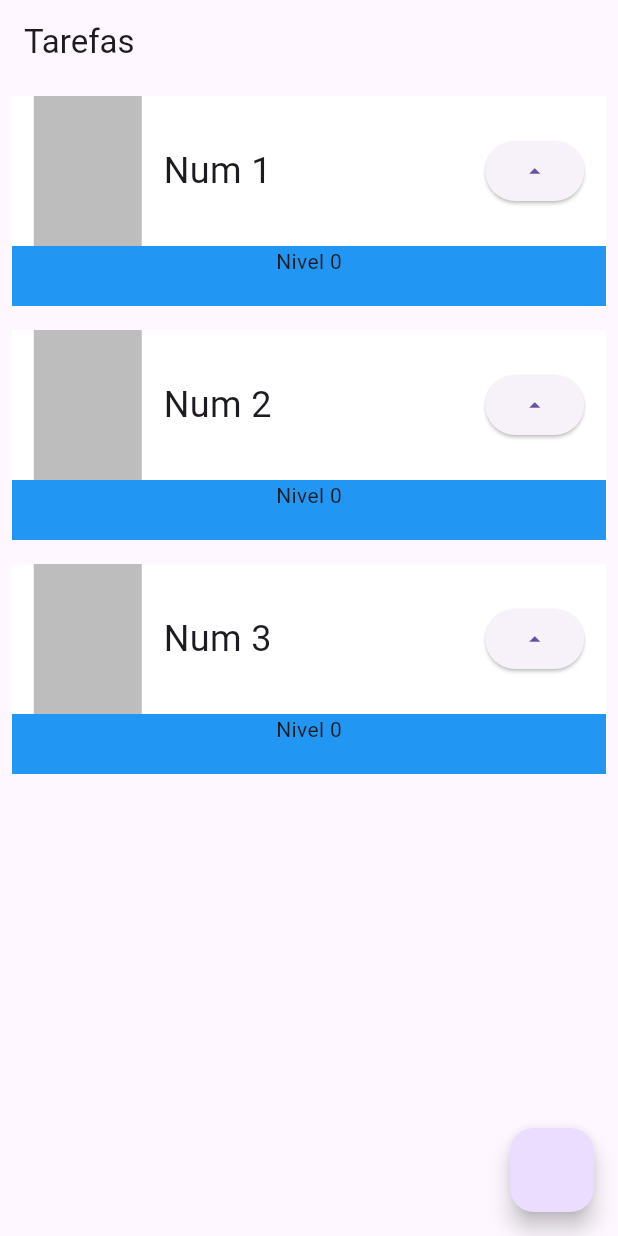
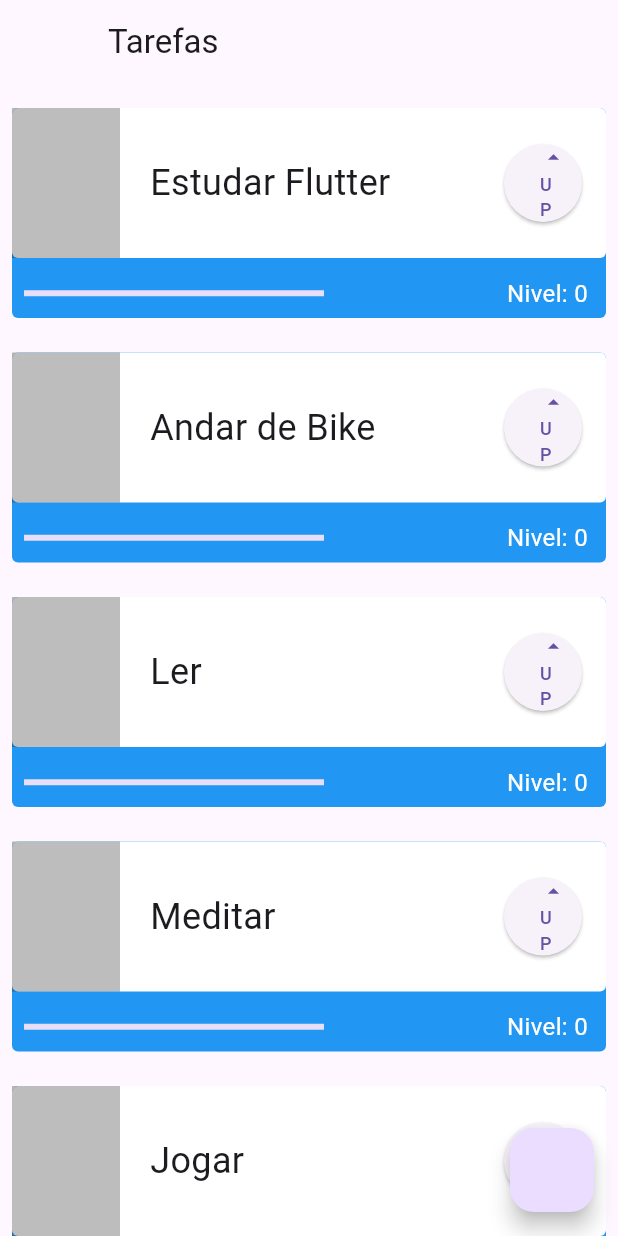
Before and after one commit to juliannamariano/ALURA-fluttler, a Flutter app: the screen it shows after launch, on a phone screen of 412 x 824 dp. Run offline on Flutter 3.47's test engine with Material 3 defaults, Android fonts, the phone set to English and light mode, and no system bars.

Commit message:
Adicionando mais elementos do layout

```diff
--- a/primeiro_projeto_flutter/lib/main.dart
+++ b/primeiro_projeto_flutter/lib/main.dart
@@ -3,85 +3,154 @@ import 'package:flutter/material.dart';
 void main() {
   runApp(const MyApp());
 }
-//Com esse widget NÃO ocorre mudanças dentro do app, pois ele é estático
+
 class MyApp extends StatelessWidget {
-  const MyApp({super.key});
+  const MyApp({Key? key}) : super(key: key);
 
+  // This widget is the root of your application.
   @override
   Widget build(BuildContext context) {
     return MaterialApp(
       title: 'Flutter Demo',
-      theme: ThemeData(primarySwatch: Colors.blue),
+      theme: ThemeData(
+        primarySwatch: Colors.blue,
+      ),
       home: Scaffold(
-        //widget do material design. Ele pede alguns parâmetros: TOPO, MEIO, FUNDO
-        appBar: AppBar(title: Text('Tarefas')),
-        floatingActionButton: FloatingActionButton(onPressed: () {}),
+        appBar: AppBar(
+          title: const Text('Tarefas'),
+          leading: Container(),
+        ),
         body: ListView(
-          children: [
-            Task(nome: 'Num 1'),
-            Task(nome: 'Num 2'),
-            Task(nome: 'Num 3'),
+          children: const [
+            Padding(
+              padding: EdgeInsets.only(top: 8),
+              child: Tasks(
+                'Estudar Flutter',
+              ),
+            ),
+            Tasks(
+              'Andar de Bike',
+            ),
+            Tasks(
+              'Ler',
+            ),
+            Tasks(
+              'Meditar',
+            ),
+            Tasks(
+              'Jogar',
+            )
           ],
+        ),
+        floatingActionButton: FloatingActionButton(
+          onPressed: () {},
         ),
       ),
     );
   }
 }
 
-//Com esse widget ocorre mudanças dentro do app
-class Task extends StatefulWidget {
+class Tasks extends StatefulWidget {
   final String nome;
-
-  const Task({super.key, required this.nome});
+  const Tasks(this.nome,{Key? key}) : super(key: key);
 
   @override
-  State<Task> createState() => _TaskState();
+  State<Tasks> createState() => _TasksState();
 }
 
-class _TaskState extends State<Task> {
+class _TasksState extends State<Tasks> {
+
+  @override
   int nivel = 0;
-  @override
-
-
   Widget build(BuildContext context) {
-
     return Padding(
       padding: const EdgeInsets.all(8.0),
       child: Container(
         child: Stack(
           children: [
-            Container(color: Colors.blue, height: 140),
+            Container(
+              decoration: BoxDecoration(
+                borderRadius: BorderRadius.circular(4),
+                color: Colors.blue,
+              ),
+              height: 140,
+            ),
             Column(
+              mainAxisAlignment: MainAxisAlignment.spaceBetween,
               children: [
                 Container(
-                  color: Colors.white,
+                  decoration: BoxDecoration(
+                    borderRadius: BorderRadius.circular(4),
+                    color: Colors.white,
+                  ),
                   height: 100,
                   child: Row(
-                    mainAxisAlignment: MainAxisAlignment.spaceEvenly,
+                    mainAxisAlignment: MainAxisAlignment.spaceBetween,
+                    crossAxisAlignment: CrossAxisAlignment.center,
                     children: [
-                      Container(color: Colors.black26, width: 72, height: 100),
+                      Container(width: 72,height: 100,color: Colors.black26,),
                       Container(
                         width: 200,
                         child: Text(
                           widget.nome,
-                          style: TextStyle(fontSize: 24),
-                          overflow: TextOverflow.ellipsis,
+                          style: const TextStyle(
+                              fontSize: 24,
+                              overflow: TextOverflow.ellipsis),
                         ),
                       ),
-                      ElevatedButton(
-                        onPressed: () {
-                          setState(() {
-                            nivel++;
-                          });
+                      Padding(
+                        padding: const EdgeInsets.all(16.0),
+                        child: Container(
+                          height: 52,
+                          width: 52,
+                          child: ElevatedButton(
+                            onPressed: (){
+                              setState((){
+                                nivel++;
+                              });
 
-                          print(nivel);
-                        },
-                        child: Icon(Icons.arrow_drop_up),
-                      ),
+                            },
+                            child: Column(
+                              mainAxisAlignment: MainAxisAlignment.spaceEvenly,
+                              crossAxisAlignment: CrossAxisAlignment.end,
+                              children: const [
+                                Icon(Icons.arrow_drop_up),
+                                Text(
+                                  'UP',
+                                  style: TextStyle(fontSize: 12),
+                                ),
+                              ],
+                            ),
+                          ),
+                        ),
+                      )
                     ],
                   ),
                 ),
-                Text('Nivel $nivel'),
+                Row(
+                  mainAxisAlignment: MainAxisAlignment.spaceBetween,
+                  children: [
+                    Padding(
+                      padding: const EdgeInsets.only(
+                        left: 8,
+                      ),
+                      child: Container(
+                        width: 200,
+                        child: LinearProgressIndicator(
+                          color: Colors.white,
+                          value: nivel/10,
+                        ),
+                      ),
+                    ),
+                    Padding(
+                      padding: const EdgeInsets.all(12.0),
+                      child: Text(
+                        'Nivel: $nivel',
+                        style: TextStyle(color: Colors.white, fontSize: 16),
+                      ),
+                    ),
+                  ],
+                )
               ],
             ),
           ],
```
